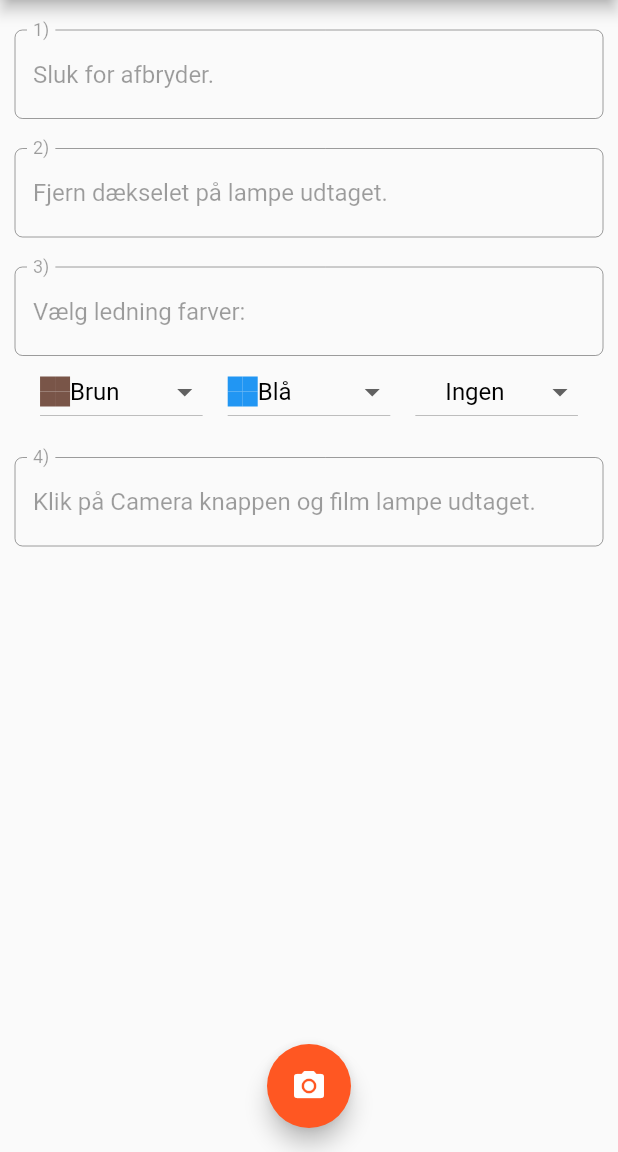
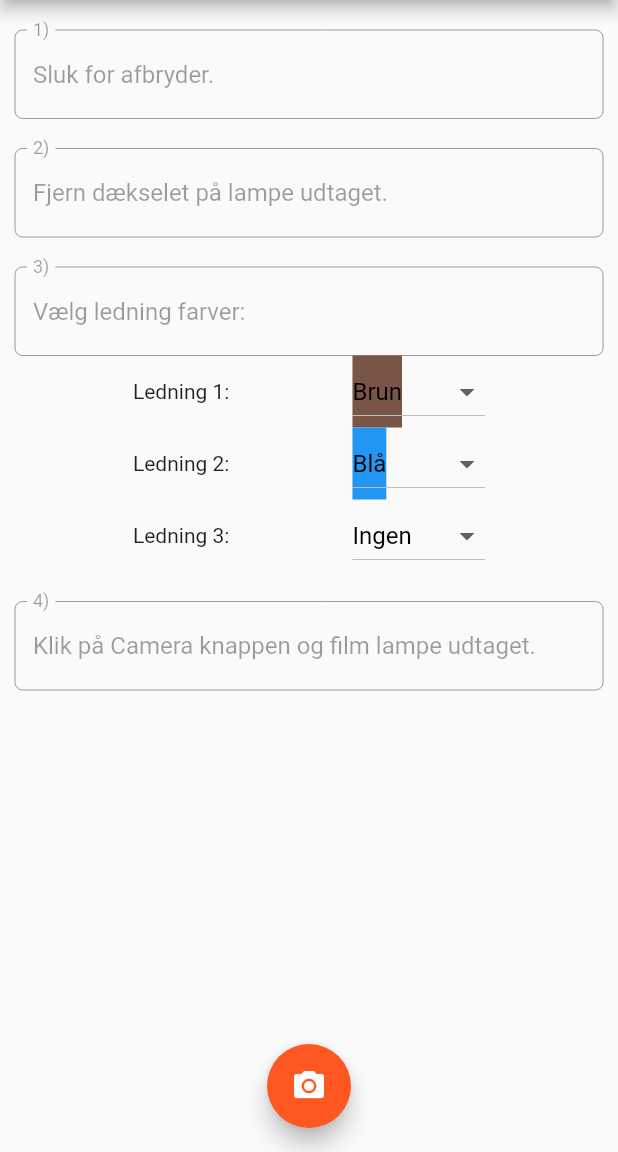
Before and after one commit to Raniot/lamp_installer, a Flutter app: the screen it shows after launch, on a phone screen of 412 x 824 dp, the part 84-1236 px from its top. Run offline on Flutter 3.47's test engine with Material 2 defaults, Android fonts, the phone set to English and light mode, and no system bars.

Commit message:
dropdown fix

```diff
--- a/lib/dropdownColor.dart
+++ b/lib/dropdownColor.dart
@@ -20,48 +20,18 @@ class DropdownColor extends StatelessWidget {
 
   @override
   Widget build(BuildContext context) {
-    return Row(
-      crossAxisAlignment: CrossAxisAlignment.center,
-      children: <Widget>[
-        Container(
-          width: 20,
-          height: 20,
-          child: Row(
-            children: <Widget>[
-              Column(
-                children: <Widget>[
-                  Container(
-                    height: size,
-                    width: size,
-                    color: this.color1,
-                  ),
-                  Container(
-                    height: size,
-                    width: size,
-                    color: this.color2,
-                  ),
-                ],
-              ),
-              Column(children: <Widget>[
-                Container(
-                  height: size,
-                  width: size,
-                  color: this.color2,
-                ),
-                Container(
-                  height: size,
-                  width: size,
-                  color: this.color1,
-                ),
-              ])
-            ],
-          ),
+    return Container(
+      alignment: Alignment.center,
+      decoration: new BoxDecoration(
+        color: this.color1,
+        gradient: new LinearGradient(
+          colors: [this.color2, this.color1],
         ),
-        Text(
+      ),
+      child: Text(
           this.colorText,
-          style: TextStyle(color: getTextColor()),
-        )
-      ],
+          style: TextStyle(color: Colors.black),
+        ),
     );
   }
 }
--- a/lib/main.dart
+++ b/lib/main.dart
@@ -49,7 +49,7 @@ class _MyHomePageState extends State<MyHomePage> {
     DropdownColor(color1: Colors.brown, color2: Colors.brown, colorText: 'Brun'),
     DropdownColor(color1: Colors.blue, color2: Colors.blue, colorText: 'Blå'),
     DropdownColor(color1: Colors.green, color2: Colors.yellow, colorText: 'Gul/Grøn'),
-    DropdownColor(color1: Colors.transparent, colorText: 'Ingen')
+    DropdownColor(color1: Colors.transparent, color2: Colors.transparent, colorText: 'Ingen')
   ];
   DropdownColor wireColor1 = wireColors[0];
   DropdownColor wireColor2 = wireColors[1];
@@ -132,10 +132,15 @@ class _MyHomePageState extends State<MyHomePage> {
                     ),
                   ),
                 ),
+              Column(
+              mainAxisAlignment: MainAxisAlignment.center,
+              crossAxisAlignment: CrossAxisAlignment.center,
+              children: <Widget>[
                 Row(
-              mainAxisAlignment: MainAxisAlignment.spaceEvenly,
-              children: <Widget>[
-                new DropdownButton<DropdownColor>(
+                  mainAxisAlignment: MainAxisAlignment.spaceEvenly,
+                  children: <Widget>[
+                  Text('Ledning 1: '),
+                  new DropdownButton<DropdownColor>(
                   value: wireColor1,
                   items: wireColors.map((DropdownColor value) {
                     return new DropdownMenuItem<DropdownColor>(
@@ -149,12 +154,17 @@ class _MyHomePageState extends State<MyHomePage> {
                     });
                   },
                 ),
-                new DropdownButton<DropdownColor>(
+                ],),
+                Row(
+                  mainAxisAlignment: MainAxisAlignment.spaceEvenly,
+                  children: <Widget>[
+                  Text('Ledning 2: '),
+                  new DropdownButton<DropdownColor>(
                   value: wireColor2,
                   items: wireColors.map((DropdownColor value) {
                     return new DropdownMenuItem<DropdownColor>(
                       value: value,
-                      child: value
+                      child: value,
                     );
                   }).toList(),
                   onChanged: (DropdownColor newValue) {
@@ -163,7 +173,12 @@ class _MyHomePageState extends State<MyHomePage> {
                     });
                   },
                 ),
-                new DropdownButton<DropdownColor>(
+                ],),
+                Row(
+                  mainAxisAlignment: MainAxisAlignment.spaceEvenly,
+                  children: <Widget>[
+                  Text('Ledning 3: '),
+                  new DropdownButton<DropdownColor>(
                   value: wireColor3,
                   items: wireColors.map((DropdownColor value) {
                     return new DropdownMenuItem<DropdownColor>(
@@ -177,9 +192,10 @@ class _MyHomePageState extends State<MyHomePage> {
                     });
                   },
                 ),
+                ],)
               ],
             ),
-            ],)
+            ],),
 
             ),
             new Container(
```
